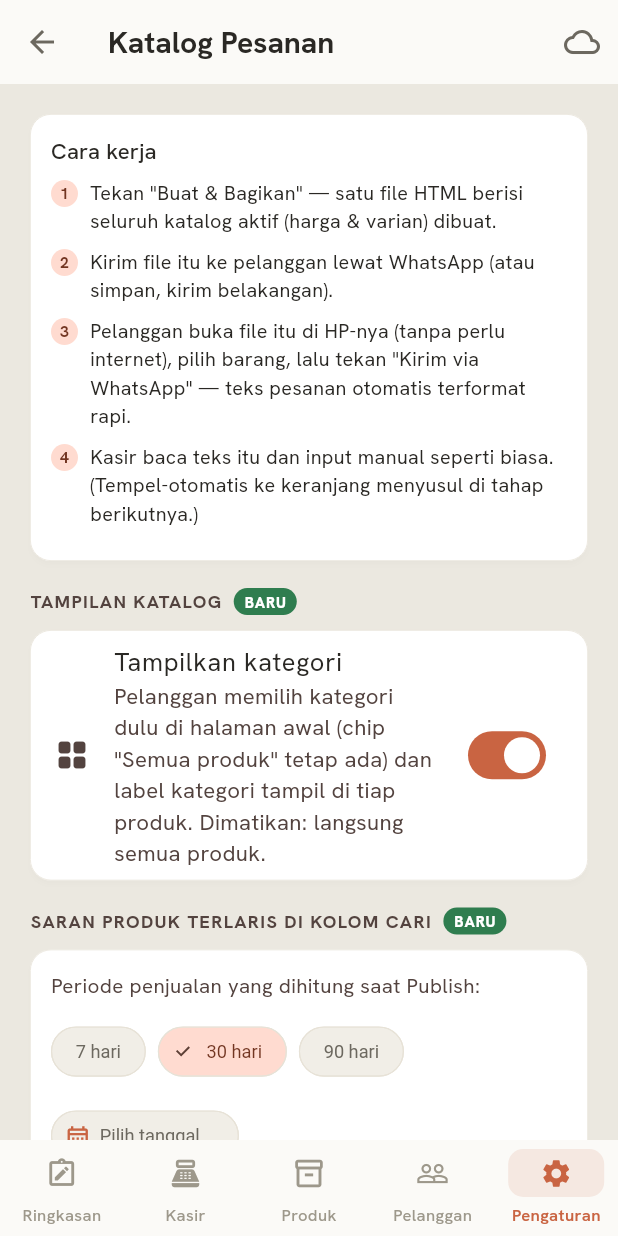
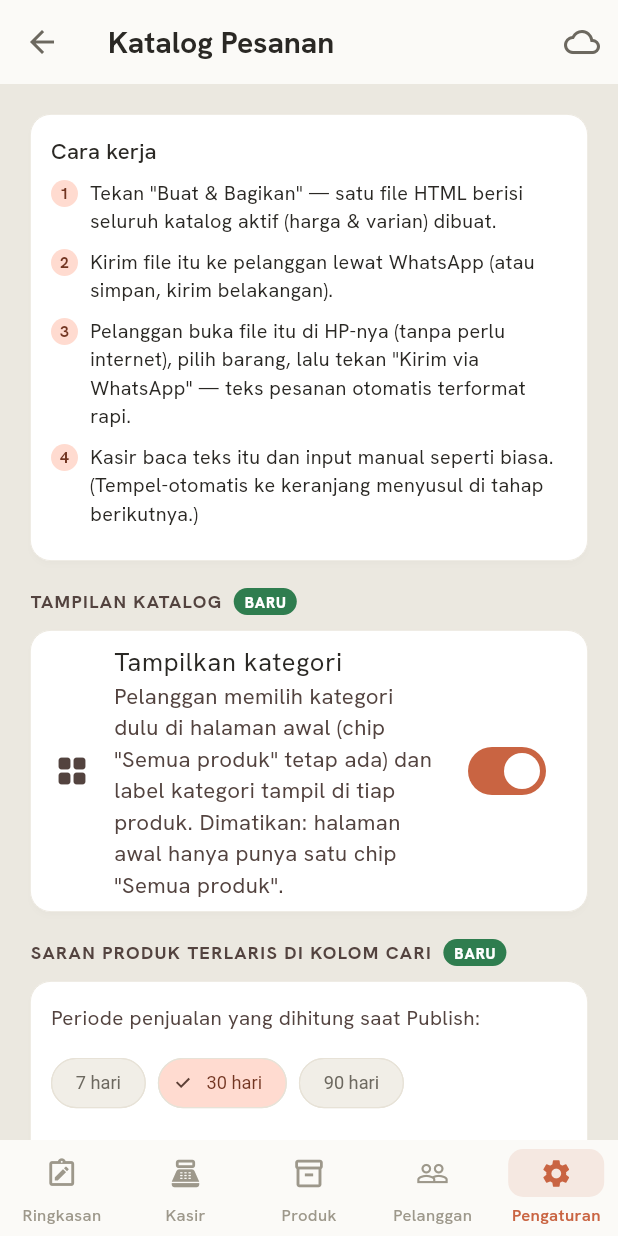
Before and after one commit to Ikanuri/The-POS, a Flutter app: the OrderShareScreen screen opened by its route, on a phone screen of 412 x 824 dp. Run offline on Flutter 3.47's test engine with Material 3 defaults, Android fonts, the phone set to English and light mode, and no system bars; our stand-ins replace barcode_widget, drift, file_picker, fl_chart, flutter_riverpod, flutter_secure_storage and 9 more; missing offline and left inert: cryptography, encrypt, esc_pos_utils_plus, excel, mobile_scanner, network_info_plus and 3 more; accounts and stored records are empty; generated files the repository leaves out were written again; network calls fail; key blocks and very long unbroken strings in the code were emptied for the run.

Commit message:
feat(katalog-html): kategori dimatikan tetap membuka halaman awal dengan satu chip 'Semua produk'; bump 2.93.0+190
Co-Authored-By: Claude Sonnet 5.5 <noreply@anthropic.com>
Claude-Session: https://claude.ai/code/session_01K3Xa9oPwQBe38woSsR5uQZ

```diff
--- a/lib/core/services/order_page_service.dart
+++ b/lib/core/services/order_page_service.dart
@@ -2821,8 +2821,10 @@ function motionOk(){
 
 function computeState(){
   var q = qEl.value.trim();
-  var view = (!CATS_ON || q || selCat !== null) ? 'list' : 'landing';
-  return {view: view, catRow: CATS_ON && view === 'list' && !q, extras: !CATS_ON && !q};
+  // Halaman awal (landing) SELALU ada; tanpa kategori isinya hanya satu chip
+  // "Semua produk" untuk menjelajah — tidak langsung membuka seluruh daftar.
+  var view = (q || selCat !== null) ? 'list' : 'landing';
+  return {view: view, catRow: CATS_ON && view === 'list' && !q, extras: false};
 }
 
 // Salinan visual elemen yang akan HILANG (ghost): ditaruh absolut di posisi
@@ -2929,15 +2931,14 @@ function clearListDom(){
   byId('listInfo').hidden = true;
 }
 function syncTbId(){
-  var link = CATS_ON && curView === 'list';
+  var link = curView === 'list';
   tbId.classList.toggle('clickable', link);
   if (link) tbId.setAttribute('aria-label', 'Kembali ke halaman awal');
   else tbId.removeAttribute('aria-label');
 }
-tbId.addEventListener('click', function(){ if (CATS_ON && curView === 'list') goLanding(); });
+tbId.addEventListener('click', function(){ if (curView === 'list') goLanding(); });
 
 function goLanding(noAnim){
-  if (!CATS_ON) return;
   selCat = null;
   setSelChips();
   qEl.value = '';
@@ -2964,7 +2965,6 @@ function popListState(){
 // ── Chip kategori. Dibangun SEKALI (dua set: di landing & di baris sticky);
 // pilihan hanya mengganti class (fokus keyboard tidak hilang).
 function buildChips(){
-  if (!CATS_ON) return;
   function mk(label, val, cls){
     var b = document.createElement('button');
     b.type = 'button';
@@ -2975,6 +2975,7 @@ function buildChips(){
     return b;
   }
   catsHero.appendChild(mk('Semua produk', '*', 'all'));
+  if (!CATS_ON) return;   // kategori dimatikan: landing hanya punya chip "Semua produk"
   CATS.forEach(function(c){ catsHero.appendChild(mk(c, c)); });
   catRowEl.appendChild(mk('Semua produk', '*'));
   CATS.forEach(function(c){ catRowEl.appendChild(mk(c, c)); });
@@ -3498,7 +3499,7 @@ byId('pasteBtn').addEventListener('click', loadPasted);
 byId('pasteIn').addEventListener('keydown', function(e){ if (e.key === 'Enter') { e.preventDefault(); loadPasted(); } });
 byId('pasteIn').addEventListener('input', function(){ byId('pasteMsg').textContent = ''; });
 // Slot "Pesan lagi": di landing (bawah chip) atau, tanpa kategori, di bawah kolom cari.
-(CATS_ON ? byId('extrasSlotL') : extrasSlotB).appendChild(extrasEl);
+byId('extrasSlotL').appendChild(extrasEl);
 
 
 // Blueprint §2/§6 — pindah mode, BUKAN pindah halaman: tidak ada reload,
@@ -3682,8 +3683,7 @@ function closeSent(fromPop){
   // Tanpa animasi: halaman menu sendiri sedang muncul kembali (transisi CSS);
   // WAAPI di atas itu (flipY kolom cari) pernah membuat kolom cari tetap
   // 'visibility:hidden' di Chromium.
-  if (CATS_ON) goLanding(true);
-  else { qEl.value = ''; clearTimeout(searchTimer); syncQueryUi(); renderList(true); }
+  goLanding(true);
   menuScroll.scrollTop = 0;
 }
 document.getElementById('sentBack').addEventListener('click', function(){ closeSent(false); });
--- a/lib/features/pengaturan/order_share_screen.dart
+++ b/lib/features/pengaturan/order_share_screen.dart
@@ -503,7 +503,7 @@ class _OrderShareScreenState extends ConsumerState<OrderShareScreen> {
           subtitle: const Text(
               'Pelanggan memilih kategori dulu di halaman awal (chip "Semua '
               'produk" tetap ada) dan label kategori tampil di tiap produk. '
-              'Dimatikan: langsung semua produk.'),
+              'Dimatikan: halaman awal hanya punya satu chip "Semua produk".'),
           value: d.showCategories,
           onChanged: (v) => _saveDisplay(
               (db) => CatalogDisplayService.setShowCategories(db, v)),
--- a/pubspec.yaml
+++ b/pubspec.yaml
@@ -1,7 +1,7 @@
 name: the_pos
 description: "The POS — Aplikasi kasir offline-first untuk toko grosir."
 publish_to: 'none'
-version: 2.92.1+189
+version: 2.93.0+190
 
 environment:
   sdk: '>=3.3.0 <4.0.0'
```
Also changed, not shown: 4 other files.
